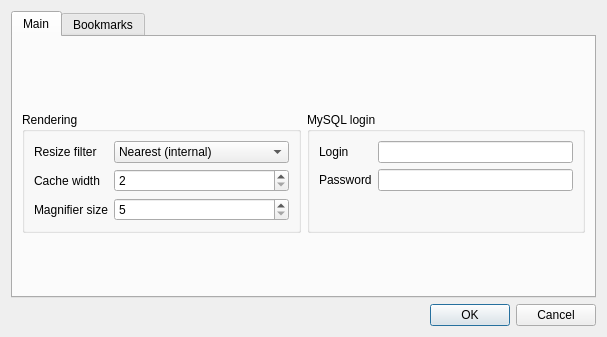
First picture: the form in settingsdialog.ui, repository kernel1024/qmanga, before the edit.
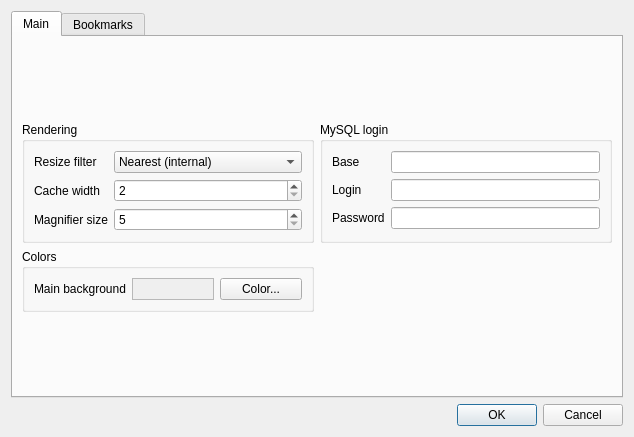
Second picture: the form after the edit.

What changed in the file:
```diff
--- a/settingsdialog.ui
+++ b/settingsdialog.ui
@@ -6,8 +6,8 @@
    <rect>
     <x>0</x>
     <y>0</y>
-    <width>607</width>
-    <height>337</height>
+    <width>634</width>
+    <height>437</height>
    </rect>
   </property>
   <property name="windowTitle">
@@ -23,7 +23,7 @@
       <attribute name="title">
        <string>Main</string>
       </attribute>
-      <layout class="QVBoxLayout" name="verticalLayout">
+      <layout class="QVBoxLayout" name="verticalLayout_4">
        <item>
         <spacer name="verticalSpacer">
          <property name="orientation">
@@ -38,8 +38,8 @@
         </spacer>
        </item>
        <item>
-        <layout class="QHBoxLayout" name="horizontalLayout_2">
-         <item>
+        <layout class="QGridLayout" name="gridLayout">
+         <item row="0" column="0">
           <widget class="QGroupBox" name="groupBox">
            <property name="title">
             <string>Rendering</string>
@@ -162,13 +162,26 @@
            </layout>
           </widget>
          </item>
-         <item>
+         <item row="0" column="1">
           <widget class="QGroupBox" name="groupBox_2">
            <property name="title">
             <string>MySQL login</string>
            </property>
            <layout class="QFormLayout" name="formLayout_2">
             <item row="0" column="0">
+             <widget class="QLabel" name="label_7">
+              <property name="text">
+               <string>Base</string>
+              </property>
+              <property name="buddy">
+               <cstring>editMySqlBase</cstring>
+              </property>
+             </widget>
+            </item>
+            <item row="0" column="1">
+             <widget class="QLineEdit" name="editMySqlBase"/>
+            </item>
+            <item row="1" column="0">
              <widget class="QLabel" name="label_3">
               <property name="text">
                <string>Login</string>
@@ -178,10 +191,10 @@
               </property>
              </widget>
             </item>
-            <item row="0" column="1">
+            <item row="1" column="1">
              <widget class="QLineEdit" name="editMySqlLogin"/>
             </item>
-            <item row="1" column="0">
+            <item row="2" column="0">
              <widget class="QLabel" name="label_4">
               <property name="text">
                <string>Password</string>
@@ -191,7 +204,7 @@
               </property>
              </widget>
             </item>
-            <item row="1" column="1">
+            <item row="2" column="1">
              <widget class="QLineEdit" name="editMySqlPassword">
               <property name="echoMode">
                <enum>QLineEdit::Password</enum>
@@ -201,6 +214,59 @@
            </layout>
           </widget>
          </item>
+         <item row="1" column="0">
+          <widget class="QGroupBox" name="groupBox_3">
+           <property name="title">
+            <string>Colors</string>
+           </property>
+           <layout class="QVBoxLayout" name="verticalLayout">
+            <item>
+             <layout class="QHBoxLayout" name="horizontalLayout_2">
+              <item>
+               <widget class="QLabel" name="label_6">
+                <property name="text">
+                 <string>Main background</string>
+                </property>
+               </widget>
+              </item>
+              <item>
+               <widget class="QFrame" name="frameBkColor">
+                <property name="autoFillBackground">
+                 <bool>true</bool>
+                </property>
+                <property name="frameShape">
+                 <enum>QFrame::StyledPanel</enum>
+                </property>
+                <property name="frameShadow">
+                 <enum>QFrame::Sunken</enum>
+                </property>
+               </widget>
+              </item>
+              <item>
+               <widget class="QPushButton" name="btnBkColor">
+                <property name="text">
+                 <string>Color...</string>
+                </property>
+               </widget>
+              </item>
+             </layout>
+            </item>
+           </layout>
+          </widget>
+         </item>
+         <item row="1" column="1">
+          <spacer name="verticalSpacer_3">
+           <property name="orientation">
+            <enum>Qt::Vertical</enum>
+           </property>
+           <property name="sizeHint" stdset="0">
+            <size>
+             <width>20</width>
+             <height>40</height>
+            </size>
+           </property>
+          </spacer>
+         </item>
         </layout>
        </item>
        <item>
```
Left out of the diff: 2 changed lines with no effect on the pictures.
